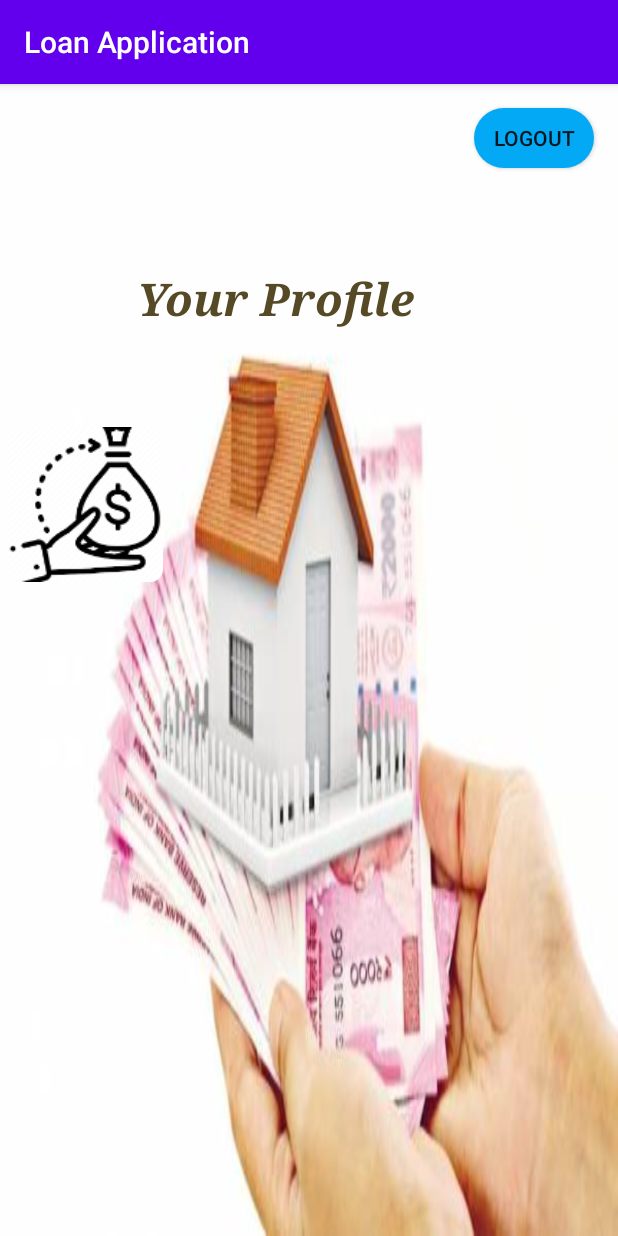
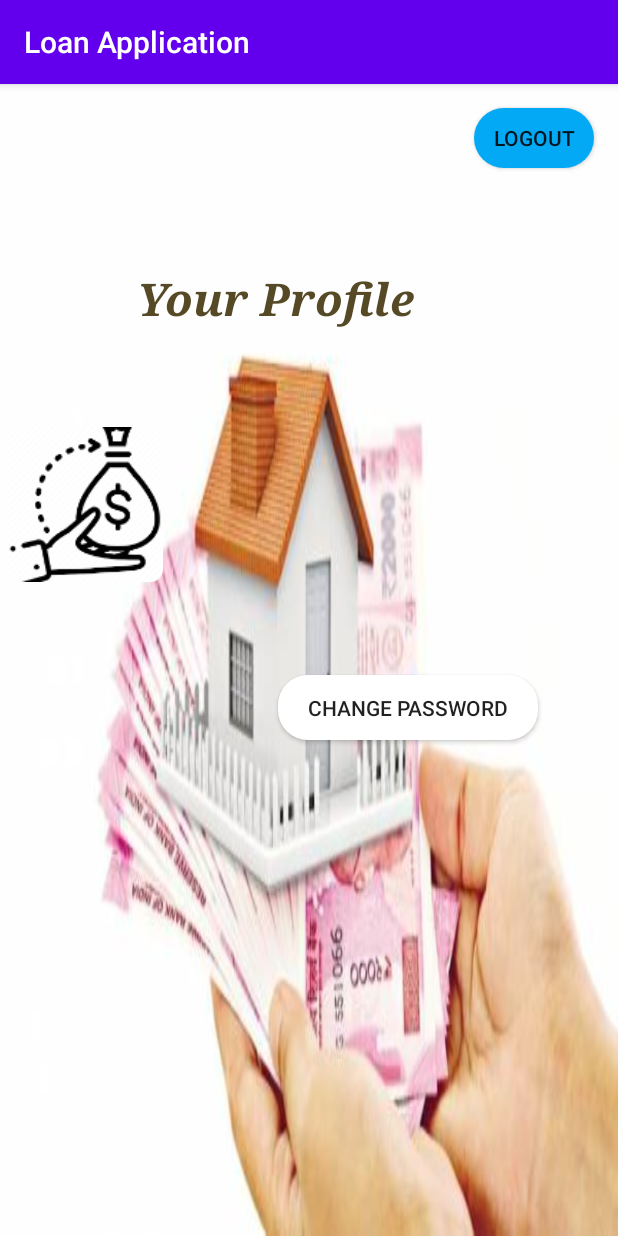
Before and after one commit to Lawton255/Android-Loan-Application-Project, an Android app: the ProfileActivity screen opened directly, with no data from a screen before it, on a phone screen of 412 x 824 dp. Run offline under Robolectric (Android 15) with nearby library versions, the phone set to English and light mode, and no system bars; our stand-ins replace Firebase (no records; nobody signed in at launch, a user with empty details on screens opened directly).

Commit message:
Change / Update password implemented to user profile

```diff
--- a/app/src/main/java/com/example/loanapplication/ProfileActivity.java
+++ b/app/src/main/java/com/example/loanapplication/ProfileActivity.java
@@ -1,15 +1,23 @@
 package com.example.loanapplication;
 
+import androidx.annotation.NonNull;
 import androidx.annotation.Nullable;
+import androidx.appcompat.app.AlertDialog;
 import androidx.appcompat.app.AppCompatActivity;
 
+import android.content.DialogInterface;
 import android.content.Intent;
 import android.os.Bundle;
 import android.view.View;
 import android.widget.Button;
+import android.widget.EditText;
 import android.widget.TextView;
+import android.widget.Toast;
 
+import com.google.android.gms.tasks.OnFailureListener;
+import com.google.android.gms.tasks.OnSuccessListener;
 import com.google.firebase.auth.FirebaseAuth;
+import com.google.firebase.auth.FirebaseUser;
 import com.google.firebase.firestore.DocumentReference;
 import com.google.firebase.firestore.DocumentSnapshot;
 import com.google.firebase.firestore.EventListener;
@@ -18,9 +26,10 @@ import com.google.firebase.firestore.FirebaseFirestoreException;
 
 public class ProfileActivity extends AppCompatActivity {
     TextView fullname, email, phone;
-    Button mBtnLogout;
+    Button mBtnLogout, mBtnChangePassword;
     FirebaseAuth fAuth;
     FirebaseFirestore fStore;
+    FirebaseUser user;
     String userID;
 
 
@@ -33,11 +42,13 @@ public class ProfileActivity extends AppCompatActivity {
         email = findViewById(R.id.profile_email);
         phone = findViewById(R.id.profile_phone);
         mBtnLogout = findViewById(R.id.btn_logout);
+        mBtnChangePassword = findViewById(R.id.btn_change_password);
 
         fAuth = FirebaseAuth.getInstance();
         fStore = FirebaseFirestore.getInstance();
 
         userID = fAuth.getCurrentUser().getUid();
+        user = fAuth.getCurrentUser();
 
         DocumentReference documentReference = fStore.collection("users").document(userID);
         documentReference.addSnapshotListener(this, new EventListener<DocumentSnapshot>() {
@@ -50,6 +61,46 @@ public class ProfileActivity extends AppCompatActivity {
             }
         });
 
+        mBtnChangePassword.setOnClickListener(new View.OnClickListener() {
+            @Override
+            public void onClick(View v) {
+
+                final EditText resetPassword = new EditText(v.getContext());
+
+                final AlertDialog.Builder passwordResetDialog = new AlertDialog.Builder(v.getContext());
+                passwordResetDialog.setTitle("Change Password ?");
+                passwordResetDialog.setMessage("Enter new password > Characters long. ");
+                passwordResetDialog.setView(resetPassword);
+
+                passwordResetDialog.setPositiveButton("Yes", new DialogInterface.OnClickListener() {
+                    @Override
+                    public void onClick(DialogInterface dialog, int which) {
+                        // Change password
+                        String newPassword = resetPassword.getText().toString();
+                        user.updatePassword(newPassword).addOnSuccessListener(new OnSuccessListener<Void>() {
+                            @Override
+                            public void onSuccess(Void aVoid) {
+                                Toast.makeText(ProfileActivity.this, "Password changed successfully ", Toast.LENGTH_SHORT).show();
+                            }
+                        }).addOnFailureListener(new OnFailureListener() {
+                            @Override
+                            public void onFailure(@NonNull Exception e) {
+                                Toast.makeText(ProfileActivity.this, "Password change Failed!!"+e.getMessage(), Toast.LENGTH_SHORT).show();
+                            }
+                        });
+                    }
+                });
+
+                passwordResetDialog.setNegativeButton("No", new DialogInterface.OnClickListener() {
+                    @Override
+                    public void onClick(DialogInterface dialog, int which) {
+                        // close the dialog
+                    }
+                });
+                passwordResetDialog.create().show();
+            }
+        });
+
     }
 
     public void logout(View view) {
--- a/app/src/main/res/layout/activity_dashboard.xml
+++ b/app/src/main/res/layout/activity_dashboard.xml
@@ -74,7 +74,7 @@
         app:layout_constraintEnd_toEndOf="parent"
         app:layout_constraintStart_toStartOf="parent"
         app:layout_constraintTop_toTopOf="parent"
-        app:layout_constraintVertical_bias="0.109" />
+        app:layout_constraintVertical_bias="0.176" />
 
     <Button
         android:id="@+id/btn_profile"
--- a/app/src/main/res/layout/activity_profile.xml
+++ b/app/src/main/res/layout/activity_profile.xml
@@ -91,4 +91,17 @@
         app:layout_constraintVertical_bias="0.344"
         app:srcCompat="@mipmap/app_icon" />
 
+    <Button
+        android:id="@+id/btn_change_password"
+        android:layout_width="173dp"
+        android:layout_height="43dp"
+        android:background="@drawable/dashboard_button"
+        android:text="Change password"
+        app:layout_constraintBottom_toBottomOf="parent"
+        app:layout_constraintEnd_toEndOf="parent"
+        app:layout_constraintHorizontal_bias="0.777"
+        app:layout_constraintStart_toStartOf="parent"
+        app:layout_constraintTop_toTopOf="parent"
+        app:layout_constraintVertical_bias="0.544" />
+
 </androidx.constraintlayout.widget.ConstraintLayout>
```
